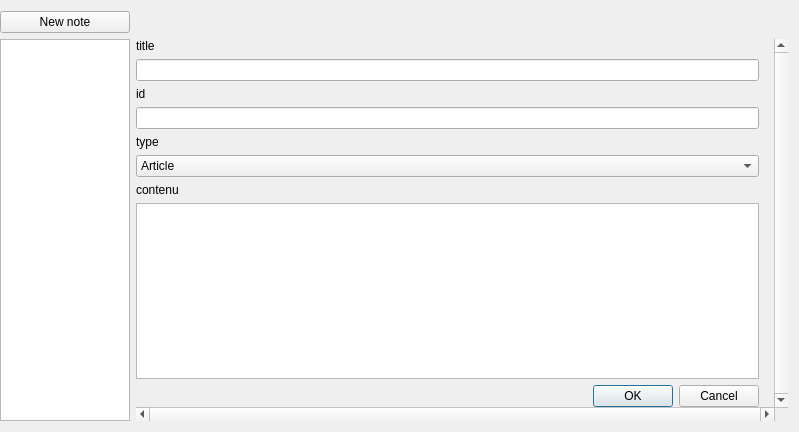
Before: the Qt Designer form PluriNotes/plurinotes.ui in guillaumejounel/PluriNotes, drawn with Qt 5.
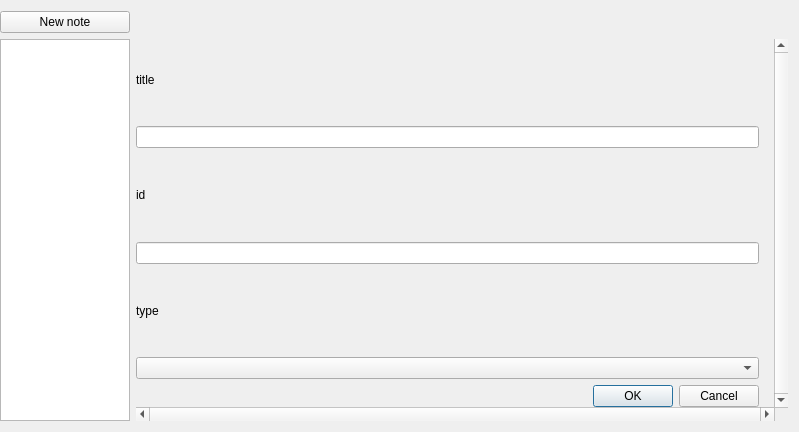
After: the same form once the commit is applied. The open tabs and pages were chosen to show the change.

Commit message: Note type factory : possibilité de connaitre tous les types de note, de personnaliser leur champs de formulaire et leur création

Diff of the .ui file:
```diff
--- a/PluriNotes/plurinotes.ui
+++ b/PluriNotes/plurinotes.ui
@@ -156,7 +156,7 @@
                 <number>0</number>
                </property>
                <item>
-                <layout class="QVBoxLayout" name="formNoteWidget" stretch="0,0,0,0,0,0,0,0,0">
+                <layout class="QVBoxLayout" name="formNoteWidget" stretch="0,0,0,0,0,0,0">
                  <property name="sizeConstraint">
                   <enum>QLayout::SetMaximumSize</enum>
                  </property>
@@ -191,33 +191,7 @@
                   </widget>
                  </item>
                  <item>
-                  <widget class="QComboBox" name="TypeComboBox">
-                   <item>
-                    <property name="text">
-                     <string>Article</string>
-                    </property>
-                   </item>
-                   <item>
-                    <property name="text">
-                     <string>Document</string>
-                    </property>
-                   </item>
-                   <item>
-                    <property name="text">
-                     <string>Task</string>
-                    </property>
-                   </item>
-                  </widget>
-                 </item>
-                 <item>
-                  <widget class="QLabel" name="titleLabel_4">
-                   <property name="text">
-                    <string>contenu</string>
-                   </property>
-                  </widget>
-                 </item>
-                 <item>
-                  <widget class="QPlainTextEdit" name="contentTextEdit"/>
+                  <widget class="QComboBox" name="TypeComboBox"/>
                  </item>
                  <item>
                   <widget class="QDialogButtonBox" name="buttonBox">
```
Left out of the diff: 4 changed lines with no effect on the pictures. The commit also changes 5 other files.
